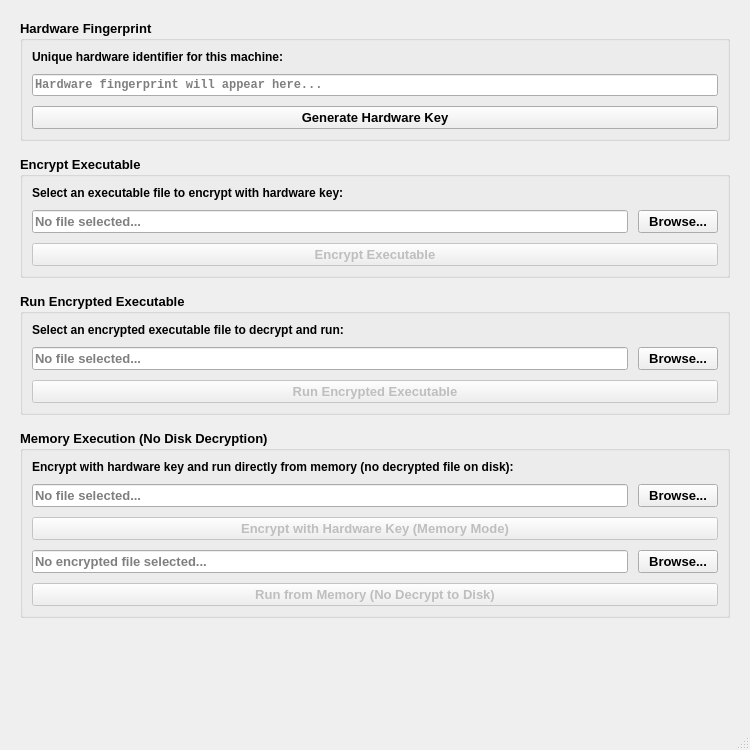
Above: mod.ui from angeloflancer/philips-protector before the change. Below: the same form after it.
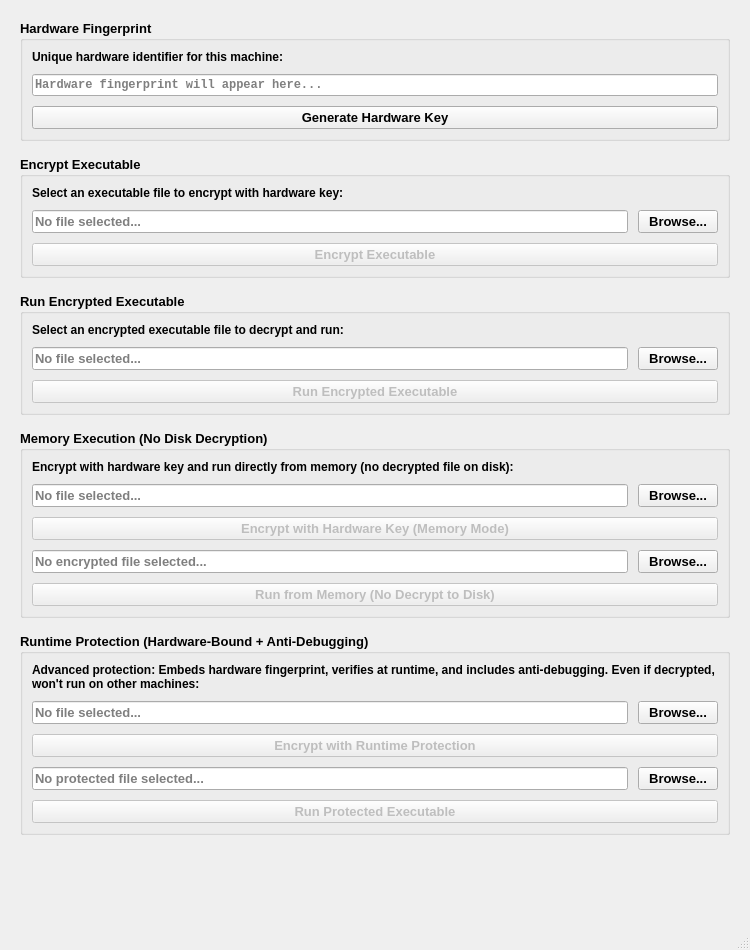
That is the form after the change.

Commit message: Add runtime protection features to MoD application. Implemented UI elements for selecting executable files to encrypt and run with hardware binding and anti-debugging. Added corresponding functionality for encryption and execution, enhancing security measures. Updated project structure to include new dependencies and improved layout for better usability.

Patch:
```diff
--- a/mod.ui
+++ b/mod.ui
@@ -7,7 +7,7 @@
     <x>0</x>
     <y>0</y>
     <width>750</width>
-    <height>750</height>
+    <height>950</height>
    </rect>
   </property>
   <property name="windowTitle">
@@ -328,6 +328,114 @@
       </layout>
      </widget>
     </item>
+    <item>
+     <widget class="QGroupBox" name="runtimeProtectGroup">
+      <property name="title">
+       <string>Runtime Protection (Hardware-Bound + Anti-Debugging)</string>
+      </property>
+      <property name="font">
+       <font>
+        <pointsize>10</pointsize>
+        <weight>75</weight>
+        <bold>true</bold>
+       </font>
+      </property>
+      <layout class="QVBoxLayout" name="runtimeProtectLayout">
+       <property name="spacing">
+        <number>10</number>
+       </property>
+       <item>
+        <widget class="QLabel" name="labelRuntimeProtectDescription">
+         <property name="text">
+          <string>Advanced protection: Embeds hardware fingerprint, verifies at runtime, and includes anti-debugging. Even if decrypted, won't run on other machines:</string>
+         </property>
+         <property name="font">
+          <font>
+           <pointsize>9</pointsize>
+          </font>
+         </property>
+         <property name="wordWrap">
+          <bool>true</bool>
+         </property>
+        </widget>
+       </item>
+       <item>
+        <layout class="QHBoxLayout" name="runtimeProtectEncryptFileLayout">
+         <item>
+          <widget class="QLineEdit" name="runtimeProtectEncryptFileLineEdit">
+           <property name="readOnly">
+            <bool>true</bool>
+           </property>
+           <property name="placeholderText">
+            <string>No file selected...</string>
+           </property>
+          </widget>
+         </item>
+         <item>
+          <widget class="QPushButton" name="browseRuntimeProtectEncryptButton">
+           <property name="text">
+            <string>Browse...</string>
+           </property>
+           <property name="minimumWidth">
+            <number>80</number>
+           </property>
+          </widget>
+         </item>
+        </layout>
+       </item>
+       <item>
+        <widget class="QPushButton" name="runtimeProtectEncryptButton">
+         <property name="text">
+          <string>Encrypt with Runtime Protection</string>
+         </property>
+         <property name="minimumHeight">
+          <number>35</number>
+         </property>
+         <property name="enabled">
+          <bool>false</bool>
+         </property>
+        </widget>
+       </item>
+       <item>
+        <layout class="QHBoxLayout" name="runtimeProtectRunFileLayout">
+         <item>
+          <widget class="QLineEdit" name="runtimeProtectRunFileLineEdit">
+           <property name="readOnly">
+            <bool>true</bool>
+           </property>
+           <property name="placeholderText">
+            <string>No protected file selected...</string>
+           </property>
+          </widget>
+         </item>
+         <item>
+          <widget class="QPushButton" name="browseRuntimeProtectRunButton">
+           <property name="text">
+            <string>Browse...</string>
+           </property>
+           <property name="minimumWidth">
+            <number>80</number>
+           </property>
+          </widget>
+         </item>
+        </layout>
+       </item>
+       <item>
+        <widget class="QPushButton" name="runtimeProtectRunButton">
+         <property name="text">
+          <string>Run Protected Executable</string>
+         </property>
+         <property name="minimumHeight">
+          <number>35</number>
+         </property>
+         <property name="enabled">
+          <bool>false</bool>
+         </property>
+        </widget>
+       </item>
+      </layout>
+     </widget>
+    </item>
     <item>
      <spacer name="verticalSpacer">
       <property name="orientation">
```
Left out of the diff: 24 changed lines with no effect on the pictures. The commit also changes 6 other files.
